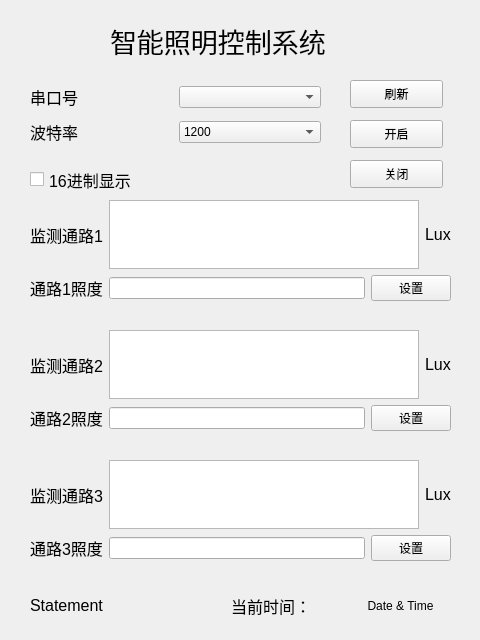
The window that interface.ui (lifzcn/UpperComputerSoftware) describes before a commit, drawn with Qt 5.
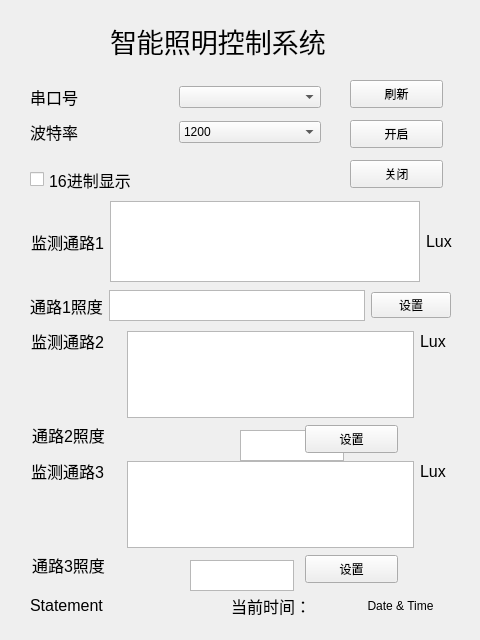
The same window after the commit.

```diff
--- a/interface.ui
+++ b/interface.ui
@@ -236,13 +236,193 @@
     <string>刷新</string>
    </property>
   </widget>
+  <widget class="QTextEdit" name="textEdit_SetLight2">
+   <property name="geometry">
+    <rect>
+     <x>240</x>
+     <y>430</y>
+     <width>104</width>
+     <height>31</height>
+    </rect>
+   </property>
+  </widget>
+  <widget class="QTextEdit" name="textEdit_SetLight3">
+   <property name="geometry">
+    <rect>
+     <x>190</x>
+     <y>560</y>
+     <width>104</width>
+     <height>31</height>
+    </rect>
+   </property>
+  </widget>
+  <widget class="QLabel" name="label_MonitorName2">
+   <property name="geometry">
+    <rect>
+     <x>31</x>
+     <y>331</y>
+     <width>90</width>
+     <height>20</height>
+    </rect>
+   </property>
+   <property name="font">
+    <font>
+     <pointsize>12</pointsize>
+    </font>
+   </property>
+   <property name="text">
+    <string>监测通路2</string>
+   </property>
+  </widget>
+  <widget class="QTextEdit" name="textEdit_MonitorChannel1_2">
+   <property name="geometry">
+    <rect>
+     <x>127</x>
+     <y>331</y>
+     <width>287</width>
+     <height>87</height>
+    </rect>
+   </property>
+   <property name="readOnly">
+    <bool>true</bool>
+   </property>
+  </widget>
+  <widget class="QLabel" name="label_UnitName2">
+   <property name="geometry">
+    <rect>
+     <x>420</x>
+     <y>331</y>
+     <width>30</width>
+     <height>20</height>
+    </rect>
+   </property>
+   <property name="font">
+    <font>
+     <pointsize>12</pointsize>
+    </font>
+   </property>
+   <property name="text">
+    <string>Lux</string>
+   </property>
+  </widget>
+  <widget class="QLabel" name="label_SetLight2">
+   <property name="geometry">
+    <rect>
+     <x>32</x>
+     <y>425</y>
+     <width>90</width>
+     <height>20</height>
+    </rect>
+   </property>
+   <property name="font">
+    <font>
+     <pointsize>12</pointsize>
+    </font>
+   </property>
+   <property name="text">
+    <string>通路2照度</string>
+   </property>
+  </widget>
+  <widget class="QPushButton" name="pushButton_Set2">
+   <property name="geometry">
+    <rect>
+     <x>305</x>
+     <y>425</y>
+     <width>93</width>
+     <height>28</height>
+    </rect>
+   </property>
+   <property name="text">
+    <string>设置</string>
+   </property>
+  </widget>
+  <widget class="QLabel" name="label_MonitorName3">
+   <property name="geometry">
+    <rect>
+     <x>31</x>
+     <y>461</y>
+     <width>90</width>
+     <height>20</height>
+    </rect>
+   </property>
+   <property name="font">
+    <font>
+     <pointsize>12</pointsize>
+    </font>
+   </property>
+   <property name="text">
+    <string>监测通路3</string>
+   </property>
+  </widget>
+  <widget class="QTextEdit" name="textEdit_MonitorChannel3">
+   <property name="geometry">
+    <rect>
+     <x>127</x>
+     <y>461</y>
+     <width>287</width>
+     <height>87</height>
+    </rect>
+   </property>
+   <property name="readOnly">
+    <bool>true</bool>
+   </property>
+  </widget>
+  <widget class="QLabel" name="label_UnitName3">
+   <property name="geometry">
+    <rect>
+     <x>420</x>
+     <y>461</y>
+     <width>30</width>
+     <height>20</height>
+    </rect>
+   </property>
+   <property name="font">
+    <font>
+     <pointsize>12</pointsize>
+    </font>
+   </property>
+   <property name="text">
+    <string>Lux</string>
+   </property>
+  </widget>
+  <widget class="QLabel" name="label_SetLight3">
+   <property name="geometry">
+    <rect>
+     <x>32</x>
+     <y>555</y>
+     <width>90</width>
+     <height>20</height>
+    </rect>
+   </property>
+   <property name="font">
+    <font>
+     <pointsize>12</pointsize>
+    </font>
+   </property>
+   <property name="text">
+    <string>通路3照度</string>
+   </property>
+  </widget>
+  <widget class="QPushButton" name="pushButton_Set3">
+   <property name="geometry">
+    <rect>
+     <x>305</x>
+     <y>555</y>
+     <width>93</width>
+     <height>28</height>
+    </rect>
+   </property>
+   <property name="text">
+    <string>设置</string>
+   </property>
+  </widget>
   <widget class="QWidget" name="">
    <property name="geometry">
     <rect>
-     <x>30</x>
-     <y>200</y>
+     <x>31</x>
+     <y>201</y>
      <width>421</width>
-     <height>101</height>
+     <height>81</height>
     </rect>
    </property>
    <layout class="QGridLayout" name="gridLayout">
@@ -280,169 +460,39 @@
       </property>
      </widget>
     </item>
-    <item row="1" column="0" colspan="3">
-     <layout class="QGridLayout" name="gridLayout_2">
-      <item row="0" column="0">
-       <widget class="QLabel" name="label_SetLight1">
-        <property name="font">
-         <font>
-          <pointsize>12</pointsize>
-         </font>
-        </property>
-        <property name="text">
-         <string>通路1照度</string>
-        </property>
-       </widget>
-      </item>
-      <item row="0" column="1">
-       <widget class="QLineEdit" name="lineEdit_SetLight1"/>
-      </item>
-      <item row="0" column="2">
-       <widget class="QPushButton" name="pushButton_Set1">
-        <property name="text">
-         <string>设置</string>
-        </property>
-       </widget>
-      </item>
-     </layout>
-    </item>
    </layout>
   </widget>
   <widget class="QWidget" name="">
    <property name="geometry">
     <rect>
      <x>30</x>
-     <y>330</y>
+     <y>290</y>
      <width>421</width>
-     <height>101</height>
+     <height>31</height>
     </rect>
    </property>
-   <layout class="QGridLayout" name="gridLayout_3">
+   <layout class="QGridLayout" name="gridLayout_2">
     <item row="0" column="0">
-     <widget class="QLabel" name="label_MonitorName2">
+     <widget class="QLabel" name="label_SetLight1">
       <property name="font">
        <font>
         <pointsize>12</pointsize>
        </font>
       </property>
       <property name="text">
-       <string>监测通路2</string>
+       <string>通路1照度</string>
       </property>
      </widget>
     </item>
     <item row="0" column="1">
-     <widget class="QTextEdit" name="textEdit_MonitorChannel1_2">
-      <property name="readOnly">
-       <bool>true</bool>
-      </property>
-     </widget>
+     <widget class="QTextEdit" name="textEdit_SetLight1"/>
     </item>
     <item row="0" column="2">
-     <widget class="QLabel" name="label_UnitName2">
-      <property name="font">
-       <font>
-        <pointsize>12</pointsize>
-       </font>
-      </property>
+     <widget class="QPushButton" name="pushButton_Set1">
       <property name="text">
-       <string>Lux</string>
+       <string>设置</string>
       </property>
      </widget>
-    </item>
-    <item row="1" column="0" colspan="3">
-     <layout class="QGridLayout" name="gridLayout_4">
-      <item row="0" column="0">
-       <widget class="QLabel" name="label_SetLight2">
-        <property name="font">
-         <font>
-          <pointsize>12</pointsize>
-         </font>
-        </property>
-        <property name="text">
-         <string>通路2照度</string>
-        </property>
-       </widget>
-      </item>
-      <item row="0" column="1">
-       <widget class="QLineEdit" name="lineEdit_SetLight2"/>
-      </item>
-      <item row="0" column="2">
-       <widget class="QPushButton" name="pushButton_Set2">
-        <property name="text">
-         <string>设置</string>
-        </property>
-       </widget>
-      </item>
-     </layout>
-    </item>
-   </layout>
-  </widget>
-  <widget class="QWidget" name="">
-   <property name="geometry">
-    <rect>
-     <x>30</x>
-     <y>460</y>
-     <width>421</width>
-     <height>101</height>
-    </rect>
-   </property>
-   <layout class="QGridLayout" name="gridLayout_5">
-    <item row="0" column="0">
-     <widget class="QLabel" name="label_MonitorName3">
-      <property name="font">
-       <font>
-        <pointsize>12</pointsize>
-       </font>
-      </property>
-      <property name="text">
-       <string>监测通路3</string>
-      </property>
-     </widget>
-    </item>
-    <item row="0" column="1">
-     <widget class="QTextEdit" name="textEdit_MonitorChannel3">
-      <property name="readOnly">
-       <bool>true</bool>
-      </property>
-     </widget>
-    </item>
-    <item row="0" column="2">
-     <widget class="QLabel" name="label_UnitName3">
-      <property name="font">
-       <font>
-        <pointsize>12</pointsize>
-       </font>
-      </property>
-      <property name="text">
-       <string>Lux</string>
-      </property>
-     </widget>
-    </item>
-    <item row="1" column="0" colspan="3">
-     <layout class="QGridLayout" name="gridLayout_6">
-      <item row="0" column="0">
-       <widget class="QLabel" name="label_SetLight3">
-        <property name="font">
-         <font>
-          <pointsize>12</pointsize>
-         </font>
-        </property>
-        <property name="text">
-         <string>通路3照度</string>
-        </property>
-       </widget>
-      </item>
-      <item row="0" column="1">
-       <widget class="QLineEdit" name="lineEdit_SetLight3"/>
-      </item>
-      <item row="0" column="2">
-       <widget class="QPushButton" name="pushButton_Set3">
-        <property name="text">
-         <string>设置</string>
-        </property>
-       </widget>
-      </item>
-     </layout>
     </item>
    </layout>
   </widget>
```
